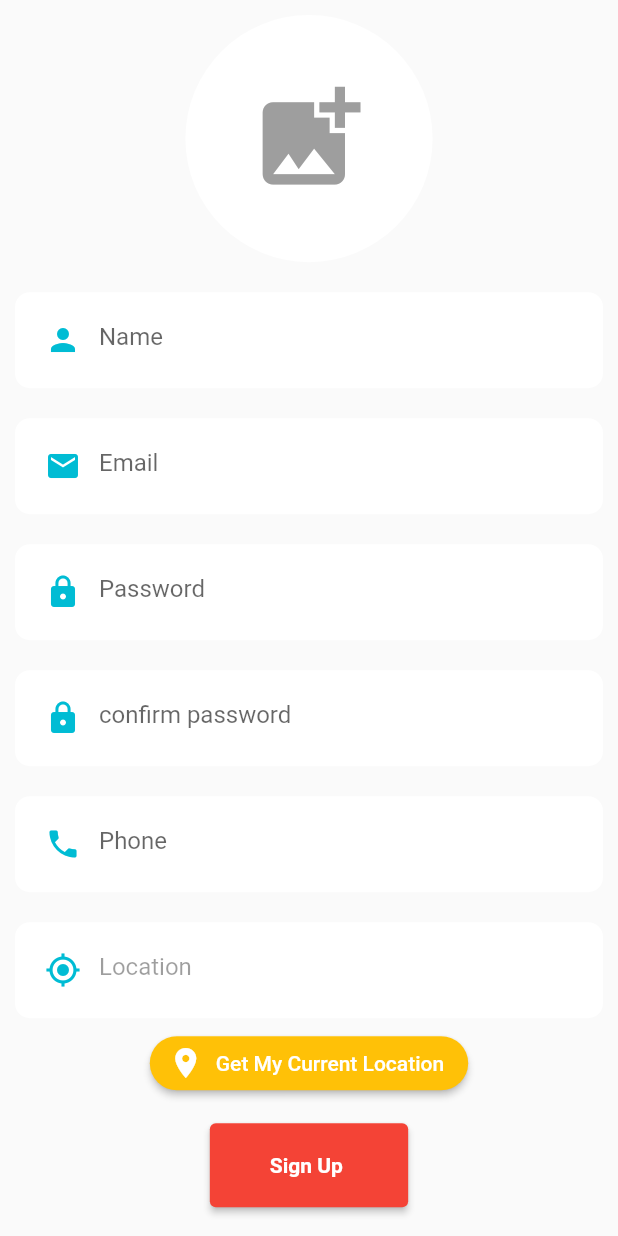
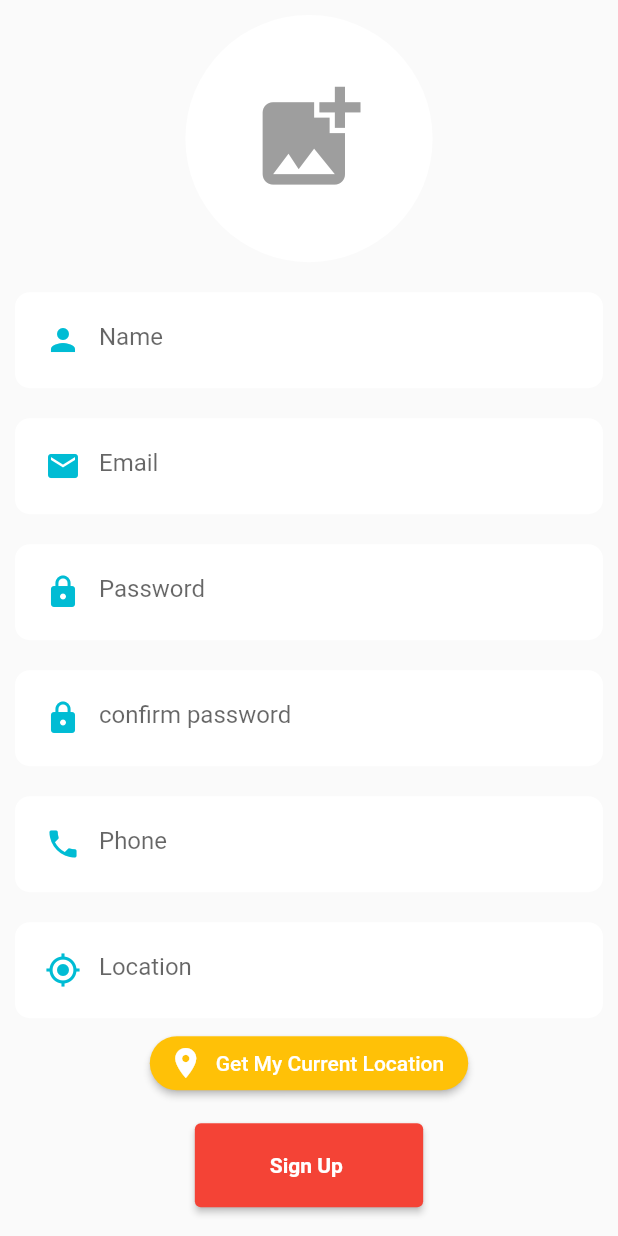
Before and after one commit to winsongr/seller, a Flutter app: the RegisterScreen widget shown alone on an empty page, opened directly, after a tap on "Get My Current Location", on a phone screen of 412 x 824 dp. Run offline on Flutter 3.47's test engine with Material 2 defaults, Android fonts, the phone set to English and light mode, and no system bars; our stand-ins replace geocoding, geolocator, image_picker; missing offline and left inert: dart:ffi, geolocator_web, image_picker_for_web.

```diff
--- a/lib/auth/login.dart
+++ b/lib/auth/login.dart
@@ -56,7 +56,7 @@ class _LoginScreenState extends State<LoginScreen> {
             style: ElevatedButton.styleFrom(
                 primary: Colors.cyanAccent,
                 padding:
-                    const EdgeInsets.symmetric(horizontal: 50, vertical: 10)),
+                    const EdgeInsets.symmetric(horizontal: 50, vertical: 20)),
           ),
           const SizedBox(
             height: 30,
--- a/lib/auth/register.dart
+++ b/lib/auth/register.dart
@@ -29,6 +29,26 @@ class _RegisterScreenState extends State<RegisterScreen> {
   List<Placemark>? placemarks;
 
   getCurrentLocation() async {
+    bool serviceEnabled;
+    LocationPermission permission;
+
+    serviceEnabled = await Geolocator.isLocationServiceEnabled();
+    if (!serviceEnabled) {
+      return Future.error('Location services are disabled.');
+    }
+
+    permission = await Geolocator.checkPermission();
+    if (permission == LocationPermission.denied) {
+      permission = await Geolocator.requestPermission();
+      if (permission == LocationPermission.denied) {
+        return Future.error('Location permissions are denied');
+      }
+    }
+
+    if (permission == LocationPermission.deniedForever) {
+      return Future.error(
+          'Location permissions are permanently denied, we cannot request permissions.');
+    }
     Position newPosition = await Geolocator.getCurrentPosition(
       desiredAccuracy: LocationAccuracy.high,
     );
@@ -124,7 +144,6 @@ class _RegisterScreenState extends State<RegisterScreen> {
                       data: Icons.my_location,
                       controller: locationController,
                       hintText: "Location",
-                      enabled: false,
                     ),
                     Container(
                       width: 400,
@@ -165,11 +184,11 @@ class _RegisterScreenState extends State<RegisterScreen> {
               style: ElevatedButton.styleFrom(
                 primary: Colors.red,
                 padding:
-                    const EdgeInsets.symmetric(horizontal: 40, vertical: 20),
+                    const EdgeInsets.symmetric(horizontal: 50, vertical: 20),
               ),
             ),
             const SizedBox(
-              height: 25,
+              height: 30,
             )
           ],
         ),
```
Also changed, not shown: 2 other files.
